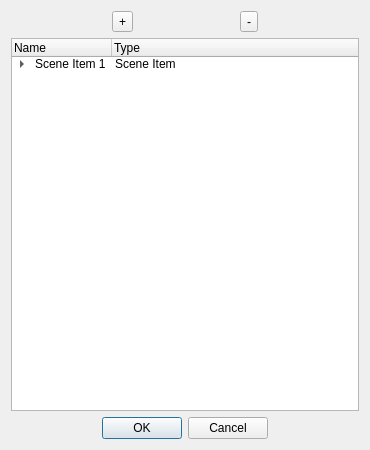
The window that Reclaimer.Integration3d/reclaimer/ui/widget.ui (Gravemind2401/Reclaimer) describes before a commit, drawn with Qt 5.
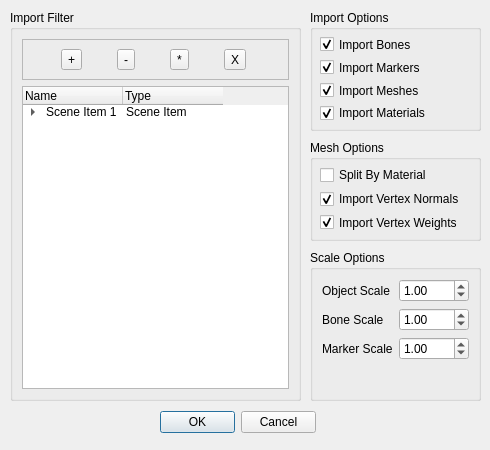
The same window after the commit.

Commit message: dialog ui for various import settings

```diff
--- a/Reclaimer.Integration3d/reclaimer/ui/widget.ui
+++ b/Reclaimer.Integration3d/reclaimer/ui/widget.ui
@@ -6,12 +6,182 @@
    <rect>
     <x>0</x>
     <y>0</y>
-    <width>370</width>
+    <width>490</width>
     <height>450</height>
    </rect>
   </property>
-  <layout class="QGridLayout" name="gridLayout">
-   <item row="0" column="0">
+  <widget class="QDialogButtonBox" name="buttonBox">
+   <property name="geometry">
+    <rect>
+     <x>160</x>
+     <y>410</y>
+     <width>156</width>
+     <height>24</height>
+    </rect>
+   </property>
+   <property name="standardButtons">
+    <set>QDialogButtonBox::Cancel|QDialogButtonBox::Ok</set>
+   </property>
+   <property name="centerButtons">
+    <bool>true</bool>
+   </property>
+  </widget>
+  <widget class="QGroupBox" name="groupBox_importOptions">
+   <property name="geometry">
+    <rect>
+     <x>310</x>
+     <y>10</y>
+     <width>171</width>
+     <height>121</height>
+    </rect>
+   </property>
+   <property name="title">
+    <string>Import Options</string>
+   </property>
+   <property name="checkable">
+    <bool>false</bool>
+   </property>
+   <widget class="QCheckBox" name="checkBox_importMarkers">
+    <property name="geometry">
+     <rect>
+      <x>10</x>
+      <y>49</y>
+      <width>110</width>
+      <height>17</height>
+     </rect>
+    </property>
+    <property name="text">
+     <string>Import Markers</string>
+    </property>
+    <property name="checked">
+     <bool>true</bool>
+    </property>
+   </widget>
+   <widget class="QCheckBox" name="checkBox_importBones">
+    <property name="geometry">
+     <rect>
+      <x>10</x>
+      <y>26</y>
+      <width>110</width>
+      <height>17</height>
+     </rect>
+    </property>
+    <property name="text">
+     <string>Import Bones</string>
+    </property>
+    <property name="checked">
+     <bool>true</bool>
+    </property>
+   </widget>
+   <widget class="QCheckBox" name="checkBox_importMeshes">
+    <property name="geometry">
+     <rect>
+      <x>10</x>
+      <y>72</y>
+      <width>110</width>
+      <height>17</height>
+     </rect>
+    </property>
+    <property name="text">
+     <string>Import Meshes</string>
+    </property>
+    <property name="checked">
+     <bool>true</bool>
+    </property>
+   </widget>
+   <widget class="QCheckBox" name="checkBox_importMaterials">
+    <property name="geometry">
+     <rect>
+      <x>10</x>
+      <y>95</y>
+      <width>110</width>
+      <height>16</height>
+     </rect>
+    </property>
+    <property name="text">
+     <string>Import Materials</string>
+    </property>
+    <property name="checked">
+     <bool>true</bool>
+    </property>
+   </widget>
+  </widget>
+  <widget class="QGroupBox" name="groupBox_meshOptions">
+   <property name="geometry">
+    <rect>
+     <x>310</x>
+     <y>140</y>
+     <width>171</width>
+     <height>101</height>
+    </rect>
+   </property>
+   <property name="title">
+    <string>Mesh Options</string>
+   </property>
+   <widget class="QCheckBox" name="checkBox_splitMeshes">
+    <property name="geometry">
+     <rect>
+      <x>10</x>
+      <y>26</y>
+      <width>142</width>
+      <height>18</height>
+     </rect>
+    </property>
+    <property name="text">
+     <string>Split By Material</string>
+    </property>
+   </widget>
+   <widget class="QCheckBox" name="checkBox_importNormals">
+    <property name="geometry">
+     <rect>
+      <x>10</x>
+      <y>50</y>
+      <width>142</width>
+      <height>18</height>
+     </rect>
+    </property>
+    <property name="text">
+     <string>Import Vertex Normals</string>
+    </property>
+    <property name="checked">
+     <bool>true</bool>
+    </property>
+   </widget>
+   <widget class="QCheckBox" name="checkBox_importWeights">
+    <property name="geometry">
+     <rect>
+      <x>10</x>
+      <y>74</y>
+      <width>142</width>
+      <height>17</height>
+     </rect>
+    </property>
+    <property name="text">
+     <string>Import Vertex Weights</string>
+    </property>
+    <property name="checked">
+     <bool>true</bool>
+    </property>
+   </widget>
+  </widget>
+  <widget class="QGroupBox" name="groupBox_3">
+   <property name="geometry">
+    <rect>
+     <x>10</x>
+     <y>10</y>
+     <width>291</width>
+     <height>391</height>
+    </rect>
+   </property>
+   <property name="title">
+    <string>Import Filter</string>
+   </property>
+   <layout class="QVBoxLayout" name="verticalLayout_3">
+    <item>
+     <widget class="QFrame" name="toolboxFrame">
+      <property name="frameShape">
+       <enum>QFrame::StyledPanel</enum>
+      </property>
     <layout class="QHBoxLayout" name="horizontalLayout">
      <item>
       <widget class="QToolButton" name="toolButton_expandAll">
@@ -27,10 +197,28 @@
        </property>
       </widget>
      </item>
-    </layout>
-   </item>
-   <item row="1" column="0">
+       <item>
+        <widget class="QToolButton" name="toolButton_checkAll">
+         <property name="text">
+          <string>*</string>
+         </property>
+        </widget>
+       </item>
+       <item>
+        <widget class="QToolButton" name="toolButton_uncheckAll">
+         <property name="text">
+          <string>X</string>
+         </property>
+        </widget>
+       </item>
+      </layout>
+     </widget>
+    </item>
+    <item>
     <widget class="QTreeWidget" name="treeWidget">
+      <attribute name="headerStretchLastSection">
+       <bool>false</bool>
+      </attribute>
      <column>
       <property name="text">
        <string>Name</string>
@@ -79,17 +267,68 @@
      </item>
     </widget>
    </item>
+   </layout>
+  </widget>
+  <widget class="QGroupBox" name="groupBox_scaleOptions">
+   <property name="geometry">
+    <rect>
+     <x>310</x>
+     <y>250</y>
+     <width>171</width>
+     <height>151</height>
+    </rect>
+   </property>
+   <property name="title">
+    <string>Scale Options</string>
+   </property>
+   <layout class="QFormLayout" name="formLayout">
+    <property name="fieldGrowthPolicy">
+     <enum>QFormLayout::AllNonFixedFieldsGrow</enum>
+    </property>
+    <item row="1" column="0">
+     <widget class="QLabel" name="label_boneScale">
+      <property name="text">
+       <string>Bone Scale</string>
+      </property>
+     </widget>
+    </item>
+    <item row="1" column="1">
+     <widget class="QDoubleSpinBox" name="spinBox_boneScale">
+      <property name="value">
+       <double>1.000000000000000</double>
+      </property>
+     </widget>
+    </item>
    <item row="2" column="0">
-    <widget class="QDialogButtonBox" name="buttonBox">
-     <property name="standardButtons">
-      <set>QDialogButtonBox::Cancel|QDialogButtonBox::Ok</set>
-     </property>
-     <property name="centerButtons">
-      <bool>true</bool>
+     <widget class="QLabel" name="label_markerScale">
+      <property name="text">
+       <string>Marker Scale</string>
+      </property>
+     </widget>
+    </item>
+    <item row="2" column="1">
+     <widget class="QDoubleSpinBox" name="spinBox_markerScale">
+      <property name="value">
+       <double>1.000000000000000</double>
+      </property>
+     </widget>
+    </item>
+    <item row="0" column="1">
+     <widget class="QDoubleSpinBox" name="spinBox_objectScale">
+      <property name="value">
+       <double>1.000000000000000</double>
+      </property>
+     </widget>
+    </item>
+    <item row="0" column="0">
+     <widget class="QLabel" name="label_objectScale">
+      <property name="text">
+       <string>Object Scale</string>
      </property>
     </widget>
    </item>
   </layout>
+  </widget>
  </widget>
  <resources/>
  <connections>
```
Left out of the diff: 48 changed lines with no effect on the pictures. Lines whose indentation alone changed are shown as unchanged. The commit also changes 2 other files.
